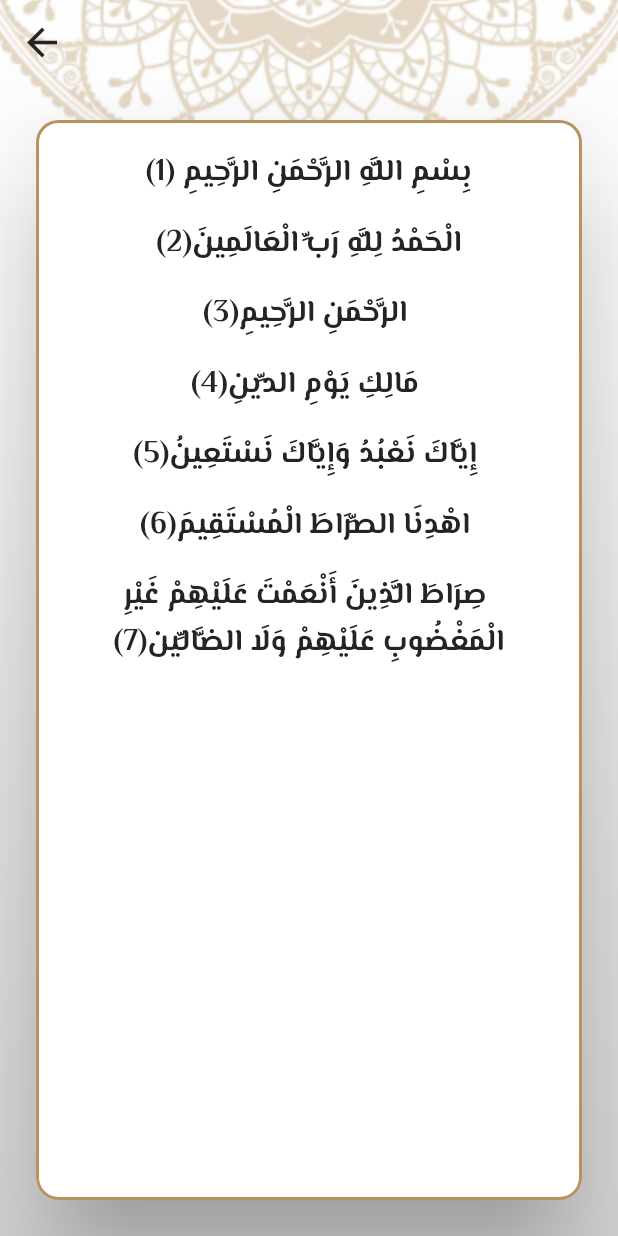
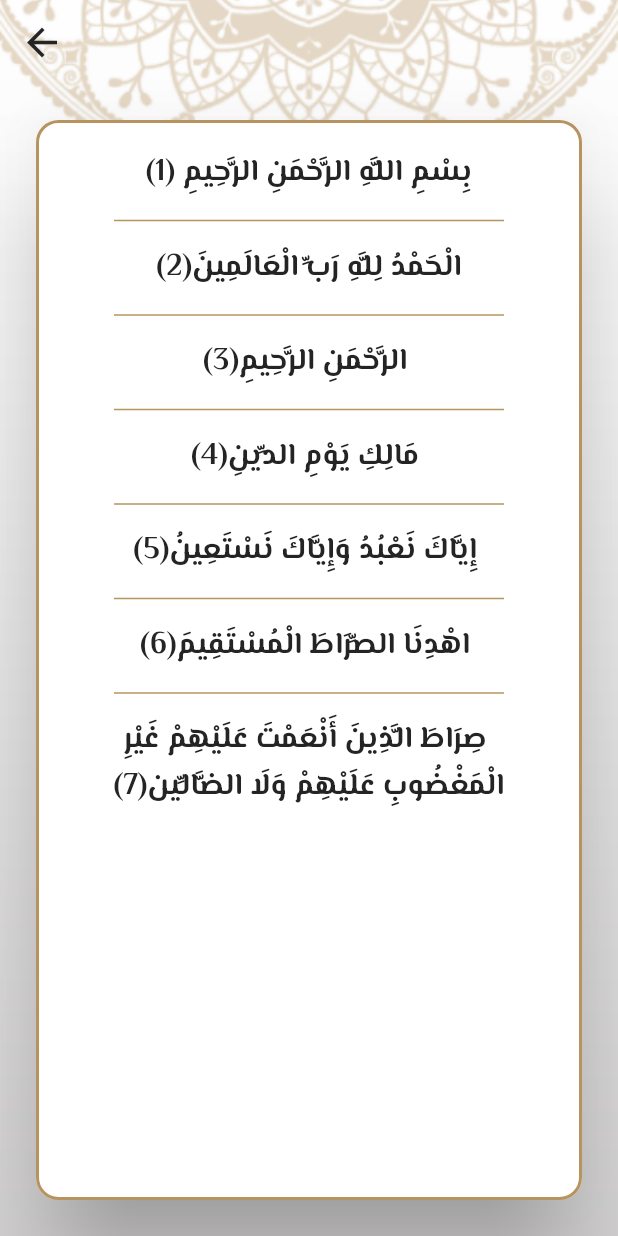
Before and after one commit to yousefel-naggar/islami_app, a Flutter app: the SuraDetails screen opened directly with empty values, on a phone screen of 412 x 824 dp. Run offline on Flutter 3.47's test engine with Material 2 defaults, Android fonts, the phone set to English and light mode, and no system bars; our stand-ins replace google_fonts.

Commit message:
edit sura details view

```diff
--- a/lib/sura_details.dart
+++ b/lib/sura_details.dart
@@ -42,17 +42,23 @@ class _SuraDetailsState extends State<SuraDetails> {
                     BorderSide(color: MyThemeData.primaryLightColor, width: 2)),
             child: Padding(
               padding: const EdgeInsets.all(12.0),
-              child: ListView.builder(
+              child: ListView.separated(
+                separatorBuilder: (context, index) => Divider(
+                  thickness: 1,
+                  color: MyThemeData.primaryLightColor,
+                  endIndent: 40,
+                  indent: 40,
+                ),
                 itemCount: verses.length,
                 itemBuilder: (context, index) {
                   return Center(
                       child: Padding(
-                        padding: const EdgeInsets.all(8.0),
-                        child: Text("${verses[index]}(${index+1})",
-                            textDirection: TextDirection.rtl,
-                            textAlign: TextAlign.center,
-                            style: Theme.of(context).textTheme.bodySmall),
-                      ));
+                    padding: const EdgeInsets.all(8.0),
+                    child: Text("${verses[index]}(${index + 1})",
+                        textDirection: TextDirection.rtl,
+                        textAlign: TextAlign.center,
+                        style: Theme.of(context).textTheme.bodySmall),
+                  ));
                 },
               ),
             ),
```
